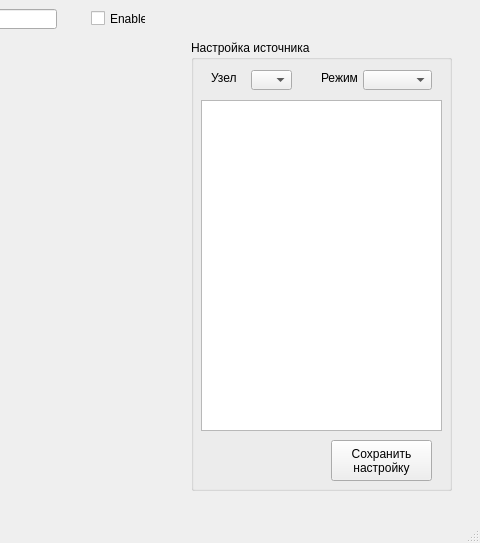
Old version of the form src/Tsunami/AnalysisWindow.ui in the repository maluginp/Tsunami; both pictures show x 509 to 989 and y 0 to 543 of the 989 by 543 pixel window.
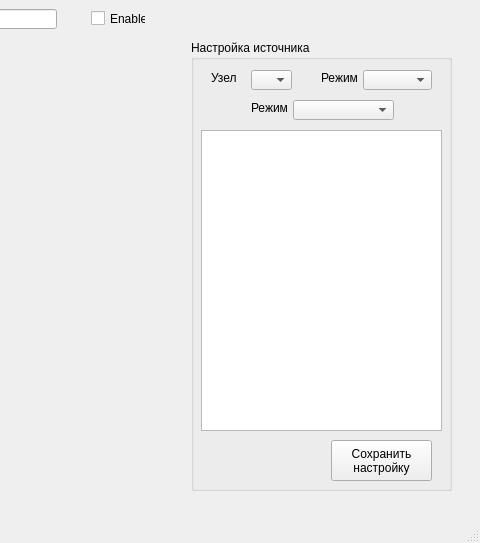
New version of the form. Custom widgets are drawn as their Qt base class.

Diff of the .ui file:
```diff
--- a/src/Tsunami/AnalysisWindow.ui
+++ b/src/Tsunami/AnalysisWindow.ui
@@ -88,9 +88,9 @@
      <property name="geometry">
       <rect>
        <x>10</x>
-       <y>60</y>
+       <y>90</y>
        <width>241</width>
-       <height>331</height>
+       <height>301</height>
       </rect>
      </property>
      <attribute name="horizontalHeaderStretchLastSection">
@@ -157,6 +157,29 @@
       <string>Узел</string>
      </property>
     </widget>
+    <widget class="QLabel" name="label_18">
+     <property name="geometry">
+      <rect>
+       <x>60</x>
+       <y>60</y>
+       <width>36</width>
+       <height>16</height>
+      </rect>
+     </property>
+     <property name="text">
+      <string>Режим:</string>
+     </property>
+    </widget>
+    <widget class="QComboBox" name="sourceTypeComboBox">
+     <property name="geometry">
+      <rect>
+       <x>102</x>
+       <y>60</y>
+       <width>101</width>
+       <height>20</height>
+      </rect>
+     </property>
+    </widget>
    </widget>
    <widget class="QLineEdit" name="analysisNameLineEdit">
     <property name="geometry">
```
